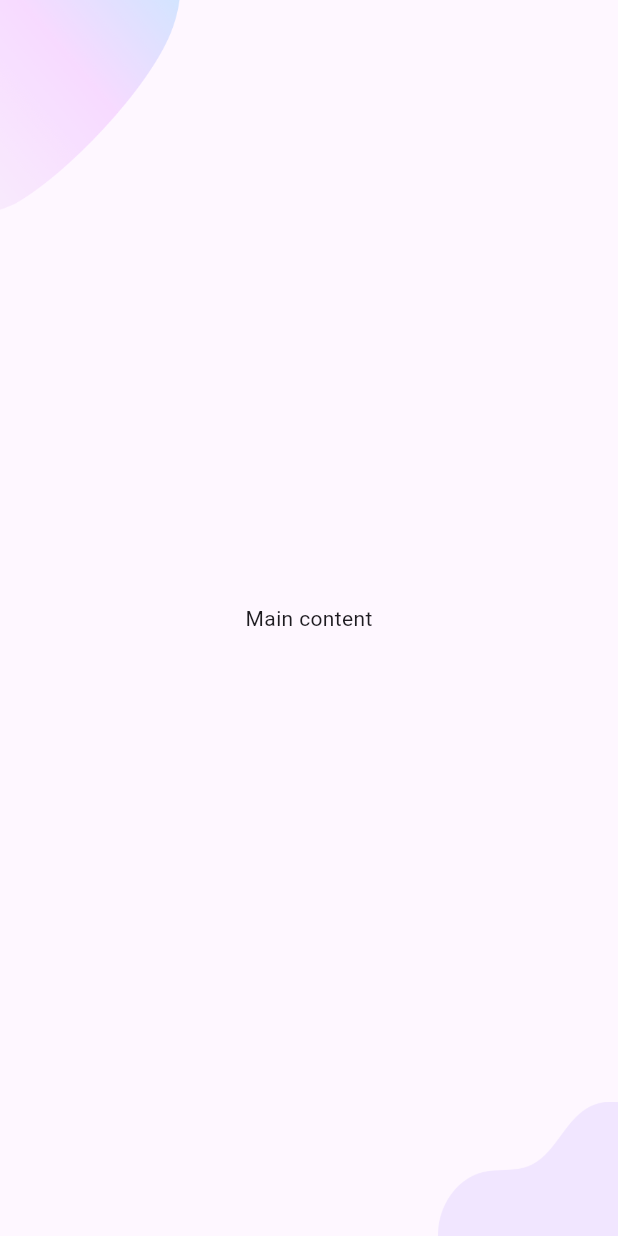
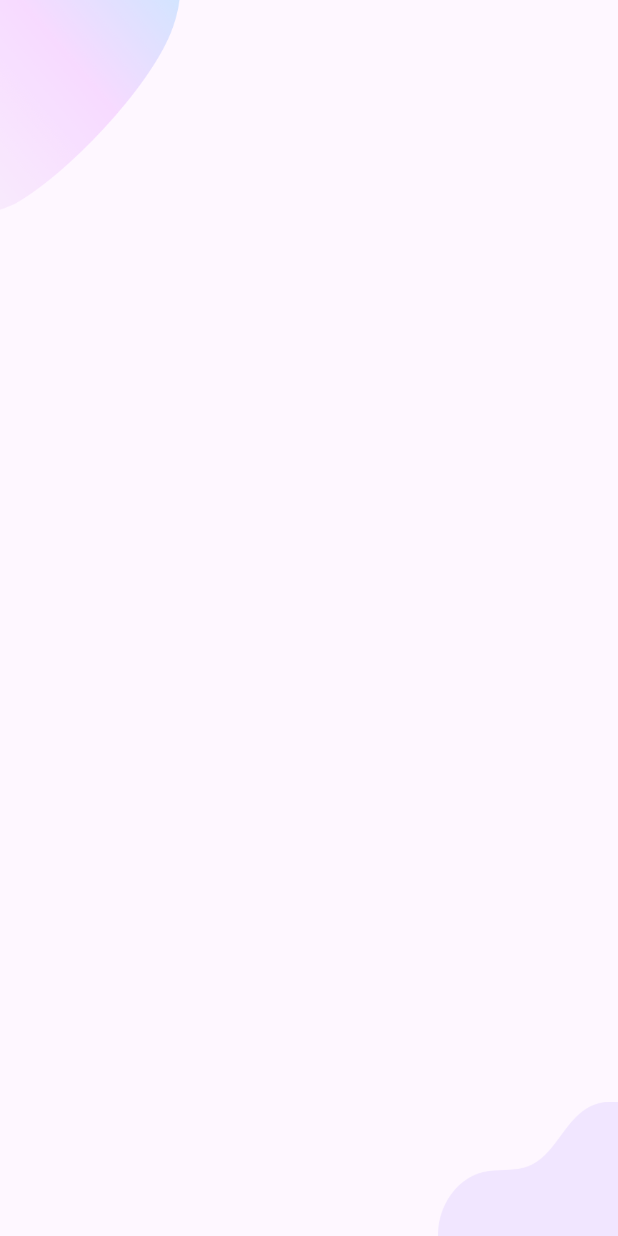
Before and after one commit to TrinhNgocVan/flutter_press_app, a Flutter app: the screen it shows after launch, on a phone screen of 412 x 824 dp. Run offline on Flutter 3.47's test engine with Material 3 defaults, Android fonts, the phone set to English and light mode, and no system bars.

```diff
--- a/lib/main.dart
+++ b/lib/main.dart
@@ -14,25 +14,10 @@ class MyApp extends StatelessWidget {
     return MaterialApp(
       title: 'Flutter Demo',
       theme: ThemeData(
-        // This is the theme of your application.
-        //
-        // TRY THIS: Try running your application with "flutter run". You'll see
-        // the application has a purple toolbar. Then, without quitting the app,
-        // try changing the seedColor in the colorScheme below to Colors.green
-        // and then invoke "hot reload" (save your changes or press the "hot
-        // reload" button in a Flutter-supported IDE, or press "r" if you used
-        // the command line to start the app).
-        //
-        // Notice that the counter didn't reset back to zero; the application
-        // state is not lost during the reload. To reset the state, use hot
-        // restart instead.
-        //
-        // This works for code too, not just values: Most code changes can be
-        // tested with just a hot reload.
         colorScheme: ColorScheme.fromSeed(seedColor: Colors.deepPurple),
         useMaterial3: true,
       ),
-      home: const Background(child: Center(child: Text('Main content'),)),
+      home: const Background(child: Center(child: Text(''),)),
     );
   }
 }
```
Also changed, not shown: lib/components/background.dart (+30 -4 lines).
